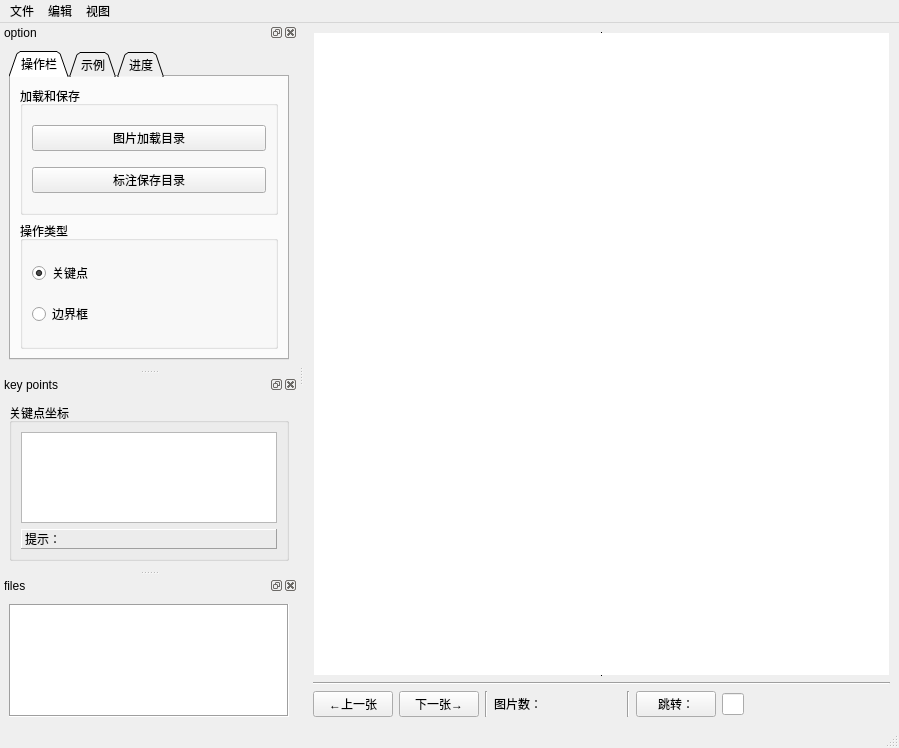
Old version of the form UI/labelKPs_file.ui in the repository Runki2018/LabelKPs.
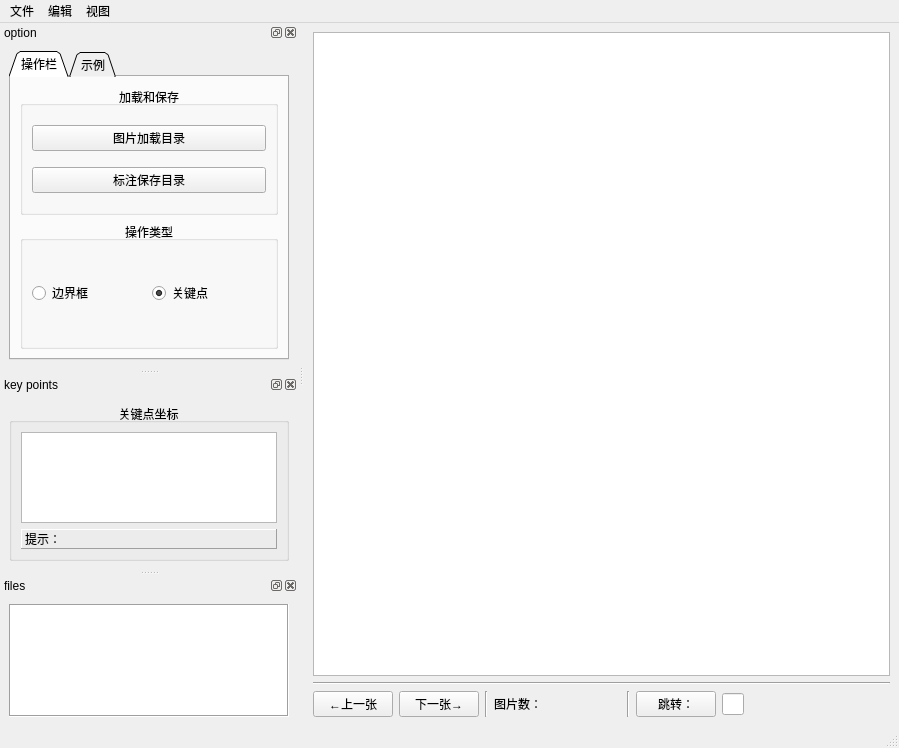
New version of the form. The open tabs and pages were chosen to show the change. Icons and pictures are not drawn.

```diff
--- a/UI/labelKPs_file.ui
+++ b/UI/labelKPs_file.ui
@@ -26,10 +26,10 @@
          <bool>true</bool>
         </property>
         <property name="frameShape">
-         <enum>QFrame::VLine</enum>
+         <enum>QFrame::StyledPanel</enum>
         </property>
         <property name="frameShadow">
-         <enum>QFrame::Plain</enum>
+         <enum>QFrame::Sunken</enum>
         </property>
        </widget>
       </item>
@@ -208,6 +208,9 @@
            <property name="title">
             <string>加载和保存</string>
            </property>
+           <property name="alignment">
+            <set>Qt::AlignCenter</set>
+           </property>
            <layout class="QVBoxLayout" name="verticalLayout_4">
             <item>
              <widget class="QPushButton" name="loadButton">
@@ -231,7 +234,29 @@
            <property name="title">
             <string>操作类型</string>
            </property>
-           <layout class="QVBoxLayout" name="verticalLayout_7">
+           <property name="alignment">
+            <set>Qt::AlignCenter</set>
+           </property>
+           <property name="flat">
+            <bool>false</bool>
+           </property>
+           <property name="checkable">
+            <bool>false</bool>
+           </property>
+           <layout class="QHBoxLayout" name="horizontalLayout_4">
+            <property name="sizeConstraint">
+             <enum>QLayout::SetMinimumSize</enum>
+            </property>
+            <item>
+             <widget class="QRadioButton" name="radioButton_BBox">
+              <property name="text">
+               <string>边界框</string>
+              </property>
+              <property name="autoRepeat">
+               <bool>false</bool>
+              </property>
+             </widget>
+            </item>
             <item>
              <widget class="QRadioButton" name="radioButton_KPs">
               <property name="text">
@@ -242,13 +267,6 @@
               </property>
              </widget>
             </item>
-            <item>
-             <widget class="QRadioButton" name="radioButton_BBox">
-              <property name="text">
-               <string>边界框</string>
-              </property>
-             </widget>
-            </item>
            </layout>
           </widget>
          </item>
@@ -310,11 +328,6 @@
          </item>
         </layout>
        </widget>
-       <widget class="QWidget" name="tab">
-        <attribute name="title">
-         <string>进度</string>
-        </attribute>
-       </widget>
       </widget>
      </item>
     </layout>
@@ -334,6 +347,9 @@
        <property name="title">
         <string>关键点坐标</string>
        </property>
+       <property name="alignment">
+        <set>Qt::AlignCenter</set>
+       </property>
        <layout class="QVBoxLayout" name="verticalLayout_6">
         <item>
          <widget class="QListWidget" name="listWidget_points"/>
```
Left out of the diff: 63 changed lines with no effect on the pictures.
